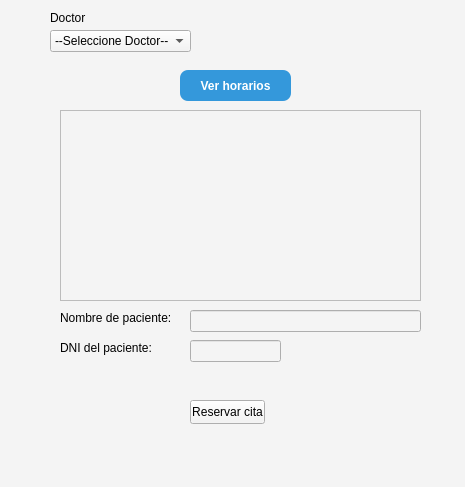
First picture: the form in hospital/mainwindow.ui, repository rgarciava/Hospital_interfaz, before the edit.
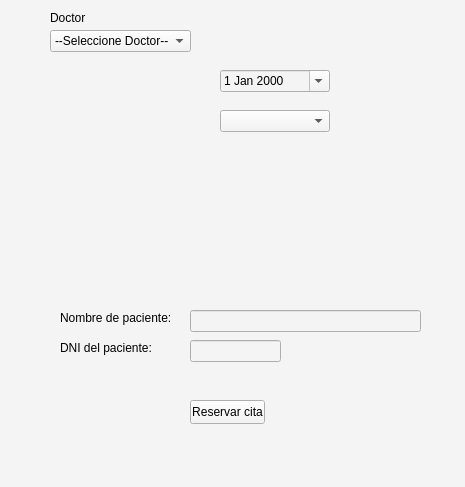
Second picture: the form after the edit. Icons and pictures are not drawn.

```diff
--- a/hospital/mainwindow.ui
+++ b/hospital/mainwindow.ui
@@ -39,34 +39,29 @@
      </property>
     </item>
    </widget>
-   <widget class="QPushButton" name="btnVer">
+   <!-- QDateEdit para seleccionar la fecha -->
+   <widget class="QDateEdit" name="dateEdit">
     <property name="geometry">
      <rect>
-      <x>180</x>
+      <x>220</x>
       <y>70</y>
-      <width>111</width>
-      <height>31</height>
+      <width>110</width>
+      <height>22</height>
      </rect>
     </property>
-    <property name="styleSheet">
-     <string notr="true">QPushButton {
-    background-color: #3498db;
-    color: white;
-    border: none;
-    padding: 8px 16px;
-    border-radius: 8px;
-    font-weight: bold;
-}
-QPushButton:hover {
-    background-color: #2980b9;
-}
-QPushButton:pressed {
-    background-color: #1c5980;
-}
-</string>
+    <property name="calendarPopup">
+     <bool>true</bool>
     </property>
-    <property name="text">
-     <string>Ver horarios</string>
+   </widget>
+   <!-- Widget para seleccionar la hora disponible -->
+   <widget class="QComboBox" name="comboHora">
+    <property name="geometry">
+     <rect>
+      <x>220</x>
+      <y>110</y>
+      <width>110</width>
+      <height>22</height>
+     </rect>
     </property>
    </widget>
    <widget class="QPushButton" name="btnReservar">
@@ -98,16 +93,7 @@
      <string>Doctor</string>
     </property>
    </widget>
-   <widget class="QTableView" name="tableView">
-    <property name="geometry">
-     <rect>
-      <x>60</x>
-      <y>110</y>
-      <width>361</width>
-      <height>191</height>
-     </rect>
-    </property>
-   </widget>
+   <!-- Eliminado QTableView tableView -->
    <widget class="QLineEdit" name="txtDNI">
     <property name="geometry">
      <rect>
```
Left out of the diff: 4 changed lines with no effect on the pictures.
